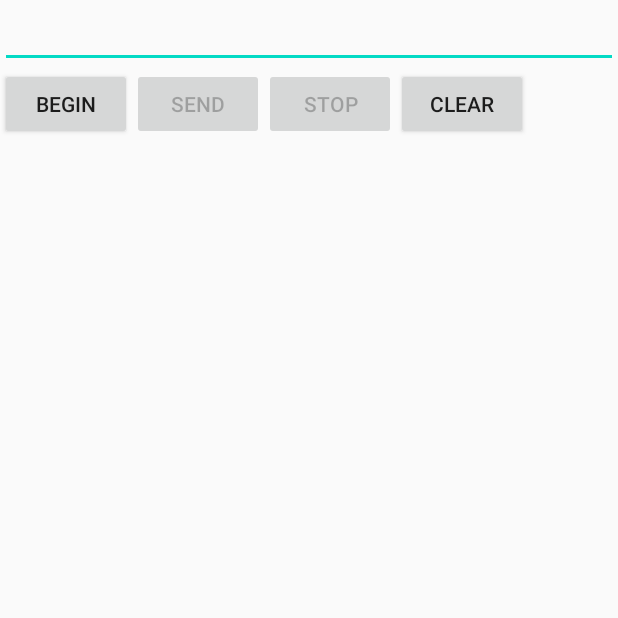
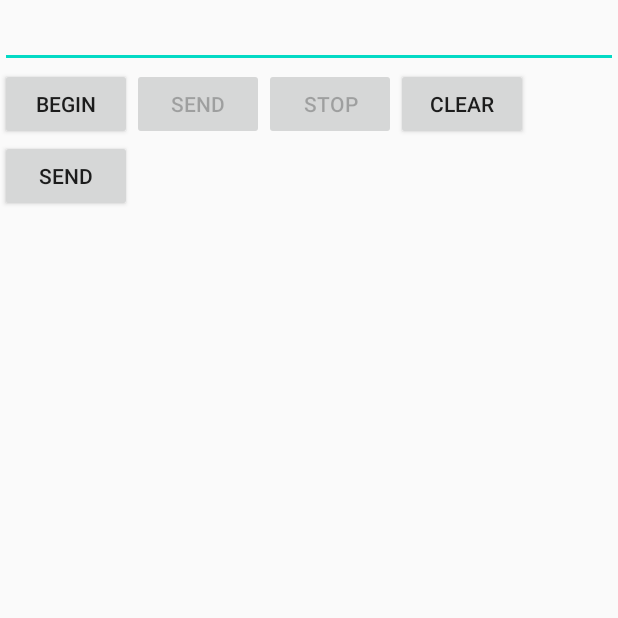
Before and after one commit to Anu-123-gif/SOS-Bluetooth, an Android app: the screen it shows after launch (MainActivity), on a phone screen of 412 x 824 dp, the top half of it. Run offline under Robolectric (Android 15) with nearby library versions, the phone set to English and light mode, and no system bars.

Commit message:
First version

```diff
--- a/app/src/main/AndroidManifest.xml
+++ b/app/src/main/AndroidManifest.xml
@@ -3,6 +3,8 @@
     package="com.example.android.myapplication23">
 
     <uses-permission android:name="android.permission.BLUETOOTH" />
+    <uses-permission android:name="android.permission.READ_PHONE_STATE"/>
+    <uses-permission android:name="android.permission.SEND_SMS"/>
     <application
         android:allowBackup="true"
         android:icon="@mipmap/ic_launcher"
--- a/app/src/main/java/com/example/android/myapplication23/MainActivity.java
+++ b/app/src/main/java/com/example/android/myapplication23/MainActivity.java
@@ -1,13 +1,18 @@
 package com.example.android.myapplication23;
 
 import androidx.appcompat.app.AppCompatActivity;
+import androidx.core.app.ActivityCompat;
+import androidx.core.content.ContextCompat;
 
+import android.Manifest;
 import android.app.Activity;
 import android.bluetooth.BluetoothAdapter;
 import android.bluetooth.BluetoothDevice;
 import android.bluetooth.BluetoothSocket;
 import android.content.Intent;
+import android.content.pm.PackageManager;
 import android.os.Bundle;
+import android.telephony.SmsManager;
 import android.view.View;
 import android.widget.Button;
 import android.widget.EditText;
@@ -37,6 +42,10 @@ public class MainActivity extends Activity {
     byte buffer[];
     int bufferPosition;
     boolean stopThread;
+    private final int REQUEST_READ_PHONE_STATE=1;
+    private static final int MY_PERMISSIONS_REQUEST_SEND_SMS = 1;
+    EditText edtSmsNumber;
+
     @Override
     protected void onCreate(Bundle savedInstanceState) {
         super.onCreate(savedInstanceState);
@@ -47,6 +56,24 @@ public class MainActivity extends Activity {
         stopButton = (Button) findViewById(R.id.buttonStop);
         editText = (EditText) findViewById(R.id.editText);
         textView = (TextView) findViewById(R.id.textView);
+        Button sendB = (Button) findViewById(R.id.send_btn);
+
+        int permissionCheck = ContextCompat.checkSelfPermission(this, Manifest.permission.READ_PHONE_STATE);
+        int permissionCheck2 = ContextCompat.checkSelfPermission(this, Manifest.permission.SEND_SMS);
+
+        if (permissionCheck != PackageManager.PERMISSION_GRANTED) {
+            ActivityCompat.requestPermissions(this, new String[]{Manifest.permission.READ_PHONE_STATE}, REQUEST_READ_PHONE_STATE);
+            // Toast.makeText(this, "W?", Toast.LENGTH_SHORT);
+        }
+        else {// Toast.makeText(this, "!!!", Toast.LENGTH_SHORT);
+            sendB.setOnClickListener(new View.OnClickListener() {
+                @Override
+                public void onClick(View view) {
+                    sendMessage("1");
+                }
+            });
+        }
+
         setUiEnabled(false);
 
     }
@@ -159,12 +186,14 @@ public class MainActivity extends Activity {
                             byte[] rawBytes = new byte[byteCount];
                             inputStream.read(rawBytes);
                             final String string=new String(rawBytes,"UTF-8");
-                            handler.post(new Runnable() {
+                            handler.postDelayed(new Runnable() {
+                                @Override
                                 public void run()
                                 {
                                     textView.append(string);
+                                    sendMessage(textView.getText().toString());
                                 }
-                            });
+                            }, 5000);
 
                         }
                     }
@@ -204,4 +233,26 @@ public class MainActivity extends Activity {
     public void onClickClear(View view) {
         textView.setText("");
     }
+
+    public void sendMessage(String string) {
+
+        String last = string.substring(string.length() - 1);
+        String secondlast = "0";
+        if(string.length() > 1)
+            secondlast = string.substring(string.length()-2);
+
+        if (last.equals("1") && secondlast.equals("0")) {
+            textView.setText("1");
+            try {
+                SmsManager smsManager = SmsManager.getDefault();
+                smsManager.sendTextMessage(editText.getText().toString(), null /*"\"+919934029007\",145"*/, "It worked!! btw Bhaskar is in Danger :P", null, null);
+                Toast.makeText(getApplicationContext(), "Your Message Sent",
+                        Toast.LENGTH_LONG).show();
+            } catch (Exception ex) {
+                Toast.makeText(getApplicationContext(), ex.getMessage().toString(),
+                        Toast.LENGTH_LONG).show();
+            }
+
+        }
+    }
 }
--- a/app/src/main/res/layout/activity_main.xml
+++ b/app/src/main/res/layout/activity_main.xml
@@ -13,6 +13,8 @@
         android:layout_alignParentEnd="true"
         android:layout_alignParentLeft="true"
         android:layout_alignParentStart="true" />
+
+
 
     <Button
         android:layout_width="wrap_content"
@@ -38,13 +40,13 @@
         android:layout_width="wrap_content"
         android:layout_height="wrap_content"
         android:id="@+id/textView"
-        android:layout_below="@+id/buttonSend"
+        android:layout_below="@+id/send_btn"
         android:layout_alignParentLeft="true"
         android:layout_alignParentStart="true"
         android:layout_alignRight="@+id/editText"
         android:layout_alignEnd="@+id/editText"
         android:layout_alignParentBottom="true"
-        android:singleLine="true" />
+       />
 
     <Button
         android:layout_width="wrap_content"
@@ -65,4 +67,15 @@
         android:layout_toRightOf="@+id/buttonStop"
         android:layout_toEndOf="@+id/buttonStop"
         android:onClick="onClickClear"/>
+
+    <Button
+        android:layout_width="wrap_content"
+        android:layout_height="wrap_content"
+        android:text="Send"
+        android:id="@+id/send_btn"
+        android:layout_below="@+id/buttonStart"
+        android:layout_alignParentLeft="true"
+        android:layout_alignParentStart="true"
+        />
+
 </RelativeLayout>
```
